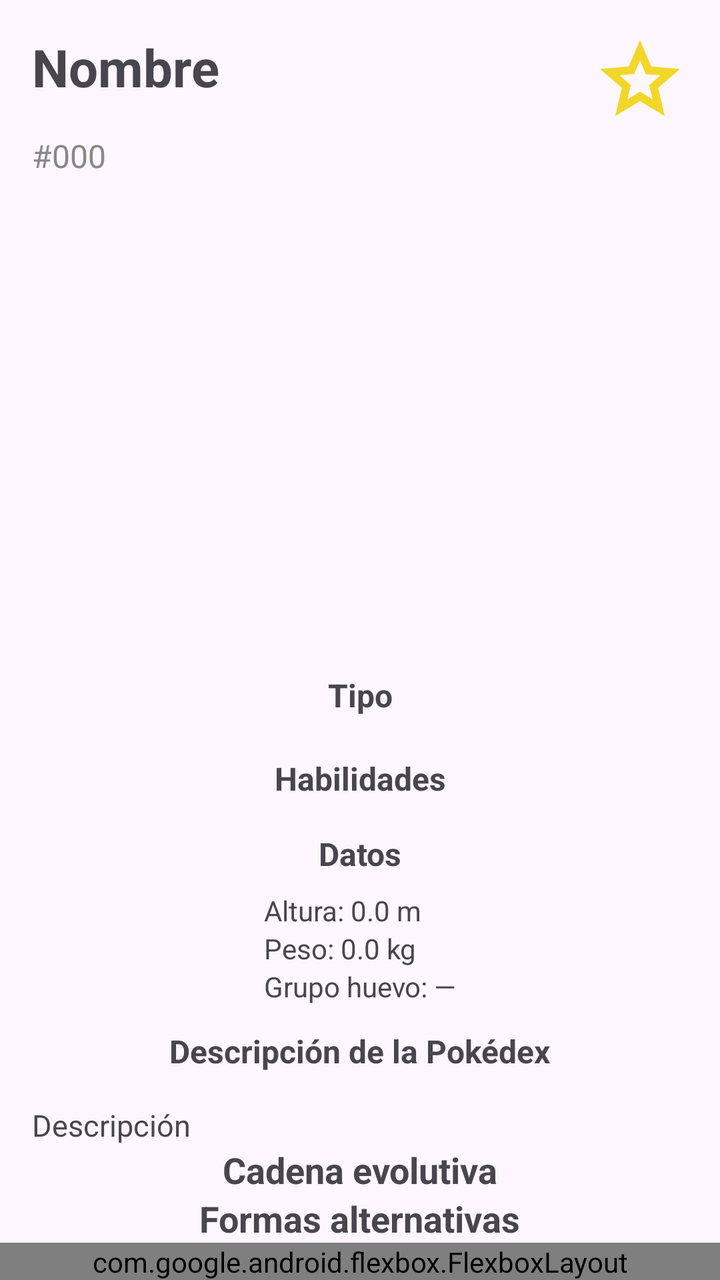
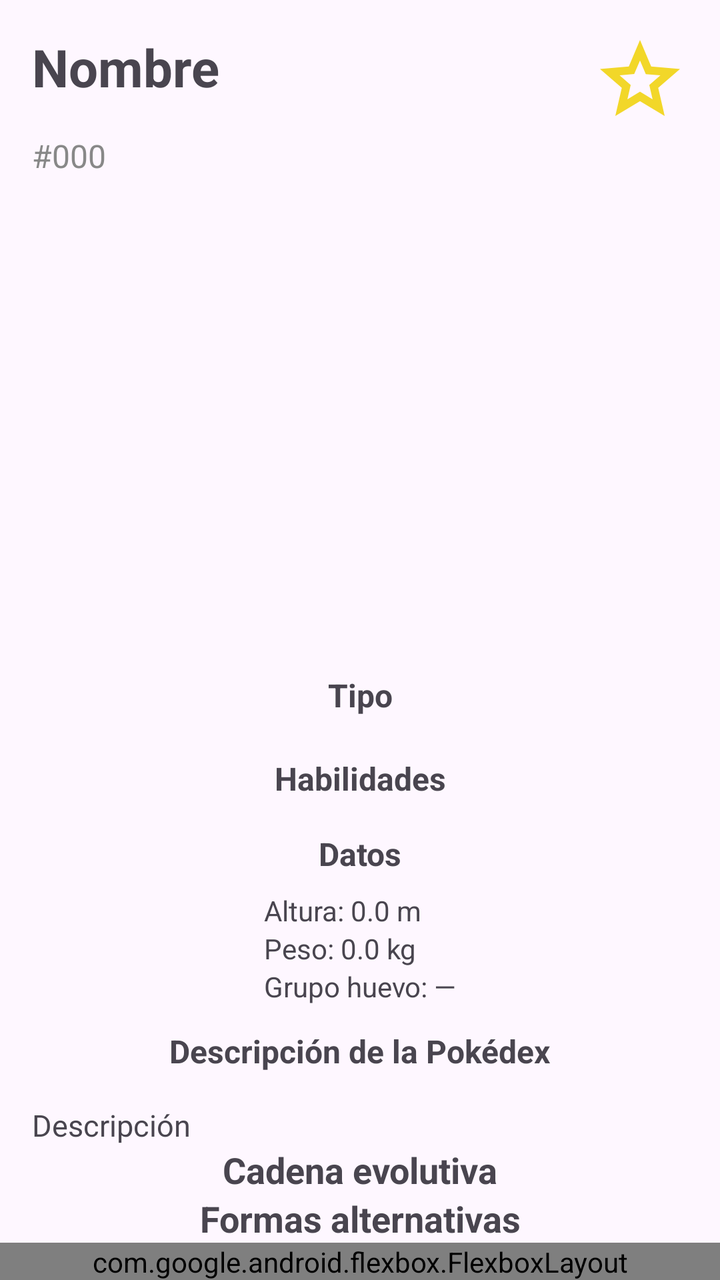

Before-and-after screenshots of an Android layout around one commit, followed by the original layout XML and the change that was made.
<!-- AndroidManifest.xml: application theme Theme.EonNav -->
<!-- res/layout/fragment_detaildescription.xml -->
<?xml version="1.0" encoding="utf-8"?>
<androidx.core.widget.NestedScrollView xmlns:android="http://schemas.android.com/apk/res/android"
    android:layout_width="match_parent"
    android:layout_height="match_parent"
    android:fillViewport="true">

    <androidx.constraintlayout.widget.ConstraintLayout
        xmlns:app="http://schemas.android.com/apk/res-auto"
        android:layout_width="match_parent"
        android:layout_height="match_parent">

        
        <TextView
            android:id="@+id/textName"
            android:layout_width="wrap_content"
            android:layout_height="wrap_content"
            android:text="Nombre"
            android:textSize="26sp"
            android:textStyle="bold"
            app:layout_constraintTop_toTopOf="parent"
            app:layout_constraintStart_toStartOf="parent"
            android:layout_margin="16dp"/>

        
        <TextView
            android:id="@+id/textNumber"
            android:layout_width="wrap_content"
            android:layout_height="wrap_content"
            android:text="#000"
            android:textSize="16sp"
            android:textColor="#888888"
            android:layout_margin="16dp"
            app:layout_constraintTop_toBottomOf="@id/textName"
            app:layout_constraintStart_toStartOf="parent"/>

        
        <ImageView
            android:id="@+id/buttonFav"
            android:layout_width="48dp"
            android:layout_height="48dp"
            android:src="@drawable/empty_star"
            app:layout_constraintTop_toTopOf="parent"
            app:layout_constraintEnd_toEndOf="parent"
            android:layout_margin="16dp"/>

        
        <ImageView
            android:id="@+id/imagePokemon"
            android:layout_width="220dp"
            android:layout_height="220dp"
            app:layout_constraintTop_toBottomOf="@id/textNumber"
            app:layout_constraintStart_toStartOf="parent"
            app:layout_constraintEnd_toEndOf="parent"
            android:layout_marginTop="16dp"/>


        
        <TextView
            android:id="@+id/layoutTypesTitle"
            android:layout_width="wrap_content"
            android:layout_height="wrap_content"
            android:text="Tipo"
            android:textStyle="bold"
            android:textSize="16sp"
            android:layout_marginTop="12dp"
            app:layout_constraintTop_toBottomOf="@id/imagePokemon"
            app:layout_constraintStart_toStartOf="parent"
            app:layout_constraintEnd_toEndOf="parent"/>

        <LinearLayout
            android:id="@+id/layoutTypes"
            android:layout_width="wrap_content"
            android:layout_height="wrap_content"
            android:orientation="horizontal"
            android:layout_marginTop="8dp"
            app:layout_constraintTop_toBottomOf="@id/layoutTypesTitle"
            app:layout_constraintStart_toStartOf="parent"
            app:layout_constraintEnd_toEndOf="parent"/>

        
        <TextView
            android:id="@+id/layoutAbilitiesTitle"
            android:layout_width="wrap_content"
            android:layout_height="wrap_content"
            android:text="Habilidades"
            android:textStyle="bold"
            android:textSize="16sp"
            android:layout_marginTop="12dp"
            app:layout_constraintTop_toBottomOf="@id/layoutTypes"
            app:layout_constraintStart_toStartOf="parent"
            app:layout_constraintEnd_toEndOf="parent"/>

        <LinearLayout
            android:id="@+id/layoutAbilities"
            android:layout_width="wrap_content"
            android:layout_height="wrap_content"
            android:orientation="vertical"
            android:layout_marginTop="4dp"
            app:layout_constraintTop_toBottomOf="@id/layoutAbilitiesTitle"
            app:layout_constraintStart_toStartOf="parent"
            app:layout_constraintEnd_toEndOf="parent"/>


        

        <TextView
            android:id="@+id/layoutPhysicalTitle"
            android:layout_width="wrap_content"
            android:layout_height="wrap_content"
            android:text="Datos"
            android:textStyle="bold"
            android:textSize="16sp"
            android:layout_marginTop="12dp"
            app:layout_constraintTop_toBottomOf="@id/layoutAbilities"
            app:layout_constraintStart_toStartOf="parent"
            app:layout_constraintEnd_toEndOf="parent"/>

        <LinearLayout
            android:id="@+id/layoutPhysical"
            android:layout_width="wrap_content"
            android:layout_height="wrap_content"
            android:orientation="vertical"
            android:layout_marginTop="8dp"
            app:layout_constraintTop_toBottomOf="@id/layoutPhysicalTitle"
            app:layout_constraintStart_toStartOf="parent"
            app:layout_constraintEnd_toEndOf="parent">

            <TextView
                android:id="@+id/textHeight"
                android:layout_width="wrap_content"
                android:layout_height="wrap_content"
                android:text="Altura: 0.0 m"
                android:textSize="14sp"/>

            <TextView
                android:id="@+id/textWeight"
                android:layout_width="wrap_content"
                android:layout_height="wrap_content"
                android:text="Peso: 0.0 kg"
                android:textSize="14sp"/>

            <TextView
                android:id="@+id/textEggGroups"
                android:layout_width="wrap_content"
                android:layout_height="wrap_content"
                android:text="Grupo huevo: —"
                android:textSize="14sp"/>
        </LinearLayout>



        
        <TextView
            android:id="@+id/textDescriptionTitle"
            android:layout_width="wrap_content"
            android:layout_height="wrap_content"
            android:text="Descripción de la Pokédex"
            android:textStyle="bold"
            android:textSize="16sp"
            android:layout_marginTop="12dp"
            app:layout_constraintTop_toBottomOf="@id/layoutPhysical"
            app:layout_constraintStart_toStartOf="parent"
            app:layout_constraintEnd_toEndOf="parent"/>

        <TextView
            android:id="@+id/textDescription"
            android:layout_width="0dp"
            android:layout_height="wrap_content"
            android:text="Descripción"
            android:textSize="15sp"
            android:lineSpacingExtra="4dp"
            app:layout_constraintTop_toBottomOf="@id/textDescriptionTitle"
            app:layout_constraintStart_toStartOf="parent"
            app:layout_constraintEnd_toEndOf="parent"
            android:layout_margin="16dp"/>

        
        <TextView
            android:id="@+id/textEvoTitle"
            android:layout_width="wrap_content"
            android:layout_height="wrap_content"
            android:text="Cadena evolutiva"
            android:textSize="18sp"
            android:textStyle="bold"
            app:layout_constraintTop_toBottomOf="@id/textDescription"
            app:layout_constraintStart_toStartOf="parent"
            app:layout_constraintEnd_toEndOf="parent"
            android:layout_marginBottom="8dp"/>

        <LinearLayout
            android:id="@+id/evoChainContainer"
            android:layout_width="match_parent"
            android:layout_height="wrap_content"
            android:orientation="horizontal"
            android:gravity="center"
            app:layout_constraintTop_toBottomOf="@id/textEvoTitle"
            app:layout_constraintStart_toStartOf="parent"
            app:layout_constraintEnd_toEndOf="parent"
            android:layout_marginBottom="24dp"/>

        
        <TextView
            android:id="@+id/textFormsTitle"
            android:layout_width="wrap_content"
            android:layout_height="wrap_content"
            android:text="Formas alternativas"
            android:textSize="18sp"
            android:textStyle="bold"
            app:layout_constraintTop_toBottomOf="@id/evoChainContainer"
            app:layout_constraintStart_toStartOf="parent"
            app:layout_constraintEnd_toEndOf="parent"
            android:layout_marginBottom="8dp"/>

        <com.google.android.flexbox.FlexboxLayout
            android:id="@+id/formsContainer"
            android:layout_width="match_parent"
            android:layout_height="wrap_content"
            android:orientation="horizontal"
            android:gravity="center"
            app:layout_constraintTop_toBottomOf="@id/textFormsTitle"
            app:layout_constraintStart_toStartOf="parent"
            app:layout_constraintEnd_toEndOf="parent"
            app:flexWrap="wrap"/>

    </androidx.constraintlayout.widget.ConstraintLayout>
</androidx.core.widget.NestedScrollView>
<!-- resources referenced by this layout -->
<resources>
  <!-- drawable empty_star (drawable) -->
  <vector xmlns:android="http://schemas.android.com/apk/res/android"
      android:width="24dp"
      android:height="24dp"
      android:viewportWidth="960"
      android:viewportHeight="960">
    <path
        android:pathData="m354,673 l126,-76 126,77 -33,-144 111,-96 -146,-13 -58,-136 -58,135 -146,13 111,97 -33,143ZM233,840l65,-281L80,370l288,-25 112,-265 112,265 288,25 -218,189 65,281 -247,-149 -247,149ZM480,490Z"
        android:fillColor="#f2d729"/>
  </vector>
  <style name="Theme.EonNav" parent="Base.Theme.EonNav" />
  <style name="Base.Theme.EonNav" parent="Theme.Material3.DayNight.NoActionBar">
          
          
      </style>
</resources>

<!-- the commit's change to res/layout/fragment_detaildescription.xml (unified diff, before → after) -->
@@ -206,6 +206,7 @@
             android:text="Formas alternativas"
             android:textSize="18sp"
             android:textStyle="bold"
+            android:gravity="center"
             app:layout_constraintTop_toBottomOf="@id/evoChainContainer"
             app:layout_constraintStart_toStartOf="parent"
             app:layout_constraintEnd_toEndOf="parent"
@@ -216,11 +217,11 @@
             android:layout_width="match_parent"
             android:layout_height="wrap_content"
             android:orientation="horizontal"
-            android:gravity="center"
             app:layout_constraintTop_toBottomOf="@id/textFormsTitle"
             app:layout_constraintStart_toStartOf="parent"
             app:layout_constraintEnd_toEndOf="parent"
-            app:flexWrap="wrap"/>
+            app:flexWrap="wrap"
+            app:justifyContent="center"/>
 
     </androidx.constraintlayout.widget.ConstraintLayout>
 </androidx.core.widget.NestedScrollView>
